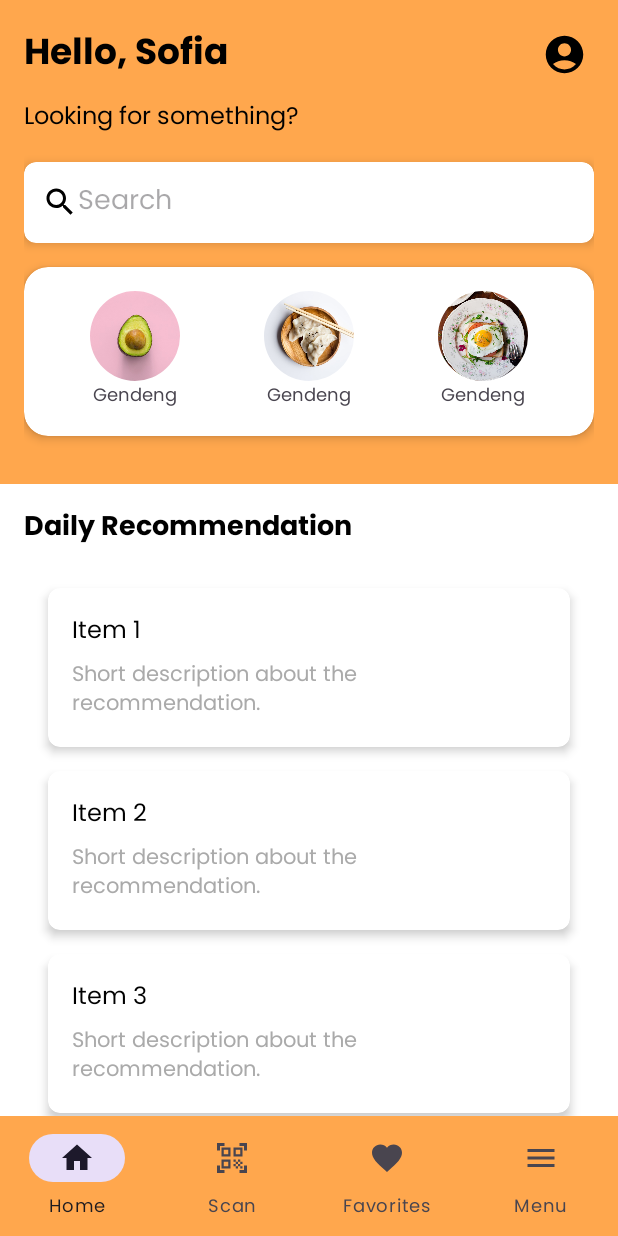
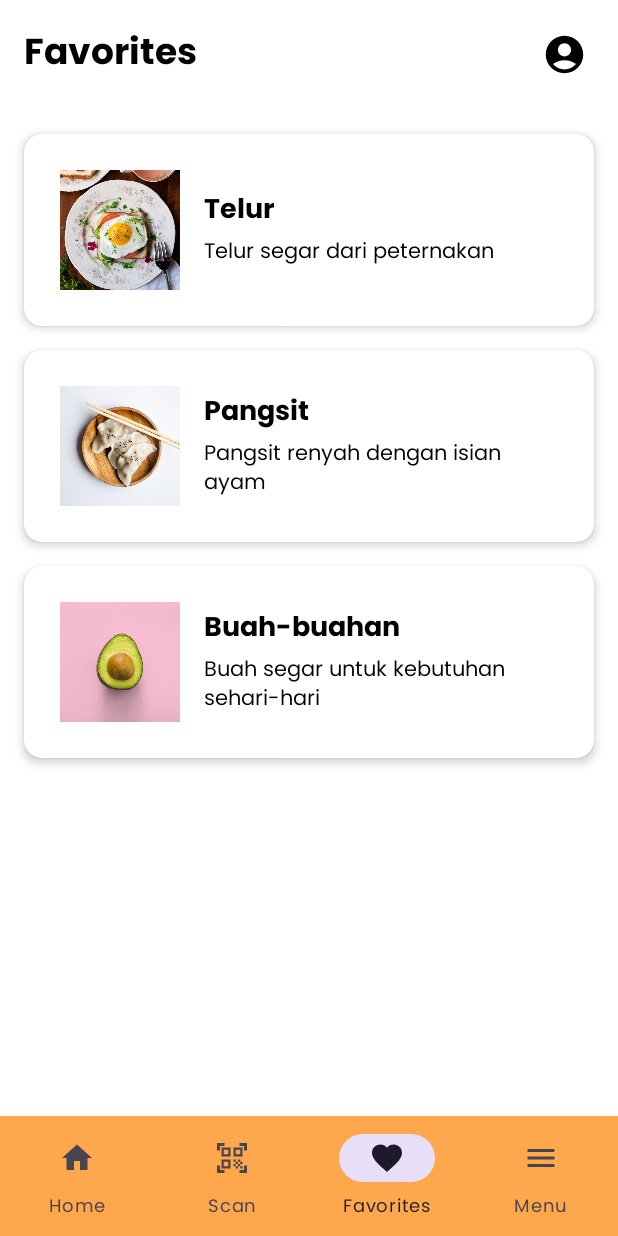
Before and after one commit to AwArrafi/capstone_project, an Android app: the screen it shows after launch (MainActivity), item 3 of the bottom bar chosen, on a phone screen of 412 x 824 dp. Run offline under Robolectric (Android 15) with nearby library versions, the light colour scheme and no system bars.

Commit message:
Fitur Favourite added

```diff
--- /dev/null
+++ b/app/src/main/java/com/capstoneproject/FavouriteFragment.kt
@@ -0,0 +1,45 @@
+package com.capstoneproject
+
+import android.os.Bundle
+import android.view.LayoutInflater
+import android.view.View
+import android.view.ViewGroup
+import androidx.fragment.app.Fragment
+import androidx.recyclerview.widget.LinearLayoutManager
+import com.capstoneproject.adapter.FavouriteAdapter
+import com.capstoneproject.adapter.FavouriteItem
+import com.capstoneproject.databinding.FragmentFavouriteBinding
+
+class FavouriteFragment : Fragment() {
+
+    private var _binding: FragmentFavouriteBinding? = null
+    private val binding get() = _binding!!
+
+    override fun onCreateView(
+        inflater: LayoutInflater, container: ViewGroup?,
+        savedInstanceState: Bundle?
+    ): View {
+        _binding = FragmentFavouriteBinding.inflate(inflater, container, false)
+        return binding.root
+    }
+
+    override fun onViewCreated(view: View, savedInstanceState: Bundle?) {
+        super.onViewCreated(view, savedInstanceState)
+
+        // Data untuk favourite
+        val favouriteItems = listOf(
+            FavouriteItem(R.drawable.telur, "Telur", "Telur segar dari peternakan"),
+            FavouriteItem(R.drawable.pangsit, "Pangsit", "Pangsit renyah dengan isian ayam"),
+            FavouriteItem(R.drawable.fruits, "Buah-buahan", "Buah segar untuk kebutuhan sehari-hari")
+        )
+
+        // Setup RecyclerView
+        binding.recyclerViewFavorite.layoutManager = LinearLayoutManager(requireContext())
+        binding.recyclerViewFavorite.adapter = FavouriteAdapter(favouriteItems)
+    }
+
+    override fun onDestroyView() {
+        super.onDestroyView()
+        _binding = null
+    }
+}
--- a/app/src/main/java/com/capstoneproject/MainActivity.kt
+++ b/app/src/main/java/com/capstoneproject/MainActivity.kt
@@ -30,6 +30,10 @@ class MainActivity : AppCompatActivity() {
                     replaceFragment(MenuFragment())
                     true
                 }
+                R.id.navigation_favorites -> {
+                    replaceFragment(FavouriteFragment())
+                    true
+                }
                 else -> false
             }
         }
--- /dev/null
+++ b/app/src/main/java/com/capstoneproject/adapter/FavouriteAdapter.kt
@@ -0,0 +1,36 @@
+package com.capstoneproject.adapter
+
+import android.view.LayoutInflater
+import android.view.View
+import android.view.ViewGroup
+import android.widget.ImageView
+import android.widget.TextView
+import androidx.recyclerview.widget.RecyclerView
+import com.capstoneproject.R
+
+data class FavouriteItem(val imageResId: Int, val title: String, val description: String)
+
+class FavouriteAdapter(private val items: List<FavouriteItem>) :
+    RecyclerView.Adapter<FavouriteAdapter.FavouriteViewHolder>() {
+
+    inner class FavouriteViewHolder(view: View) : RecyclerView.ViewHolder(view) {
+        val itemImage: ImageView = view.findViewById(R.id.itemImage)
+        val itemTitle: TextView = view.findViewById(R.id.itemTitle)
+        val itemDescription: TextView = view.findViewById(R.id.itemDescription)
+    }
+
+    override fun onCreateViewHolder(parent: ViewGroup, viewType: Int): FavouriteViewHolder {
+        val view = LayoutInflater.from(parent.context)
+            .inflate(R.layout.item_card, parent, false)
+        return FavouriteViewHolder(view)
+    }
+
+    override fun onBindViewHolder(holder: FavouriteViewHolder, position: Int) {
+        val item = items[position]
+        holder.itemImage.setImageResource(item.imageResId)
+        holder.itemTitle.text = item.title
+        holder.itemDescription.text = item.description
+    }
+
+    override fun getItemCount(): Int = items.size
+}
--- /dev/null
+++ b/app/src/main/res/layout/fragment_favourite.xml
@@ -0,0 +1,46 @@
+<LinearLayout
+    xmlns:android="http://schemas.android.com/apk/res/android"
+    android:layout_width="match_parent"
+    android:layout_height="match_parent"
+    android:orientation="vertical"
+    android:background="@color/white">
+
+    <!-- Bagian Header -->
+    <LinearLayout
+        android:layout_width="match_parent"
+        android:layout_height="wrap_content"
+        android:orientation="horizontal"
+        android:padding="16dp">
+
+        <!-- Teks Header -->
+        <TextView
+            android:id="@+id/favouriteHeader"
+            android:layout_width="0dp"
+            android:layout_height="wrap_content"
+            android:layout_weight="1"
+            android:text="@string/favorites"
+            android:textSize="24sp"
+            android:textColor="@android:color/black"
+            android:fontFamily="@font/poppins_bold" />
+
+        <!-- Tombol Profile -->
+        <ImageButton
+            android:id="@+id/profileButton"
+            android:layout_width="40dp"
+            android:layout_height="40dp"
+            android:background="@android:color/transparent"
+            android:src="@drawable/ic_account_circle"
+            android:contentDescription="@string/profile_button"
+            />
+    </LinearLayout>
+
+    <!-- RecyclerView untuk Menampilkan Daftar -->
+    <androidx.recyclerview.widget.RecyclerView
+        android:id="@+id/recyclerViewFavorite"
+        android:layout_width="match_parent"
+        android:layout_height="0dp"
+        android:layout_weight="1"
+        android:padding="8dp"
+        android:clipToPadding="false"
+        android:scrollbars="vertical" />
+</LinearLayout>
```
